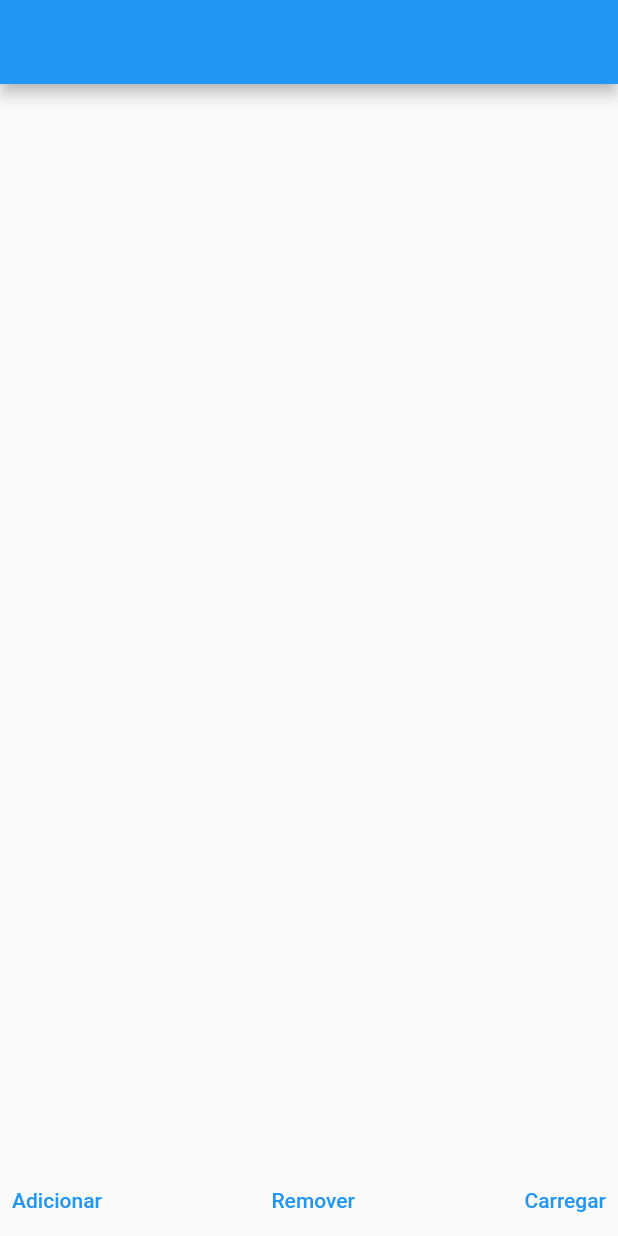
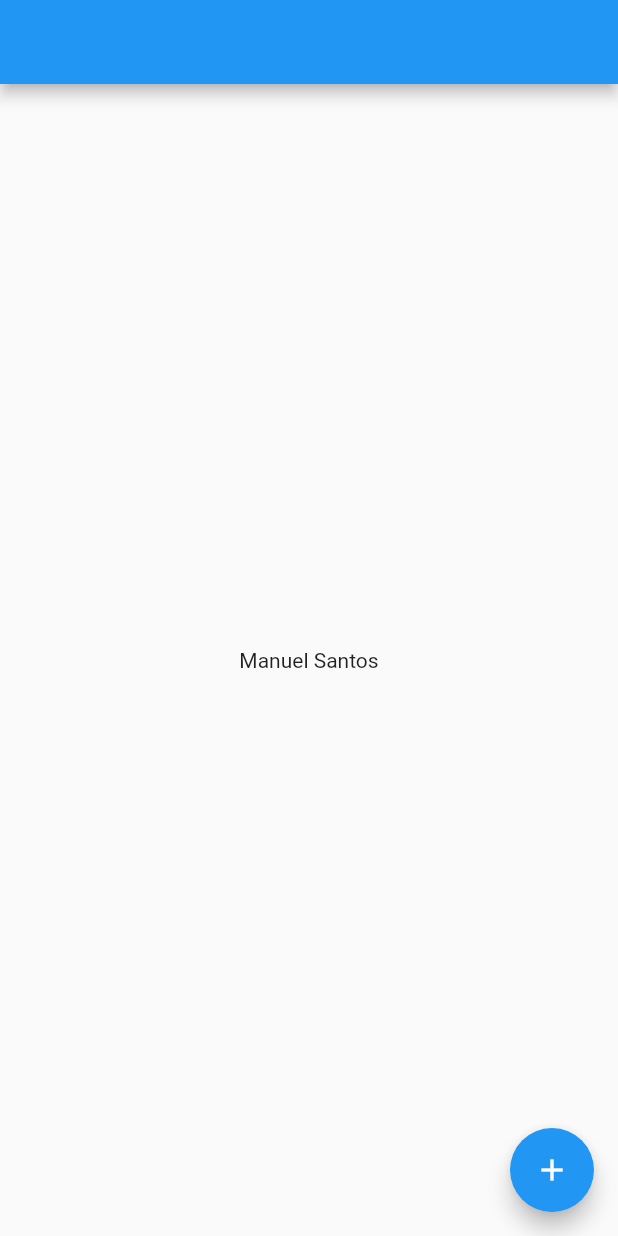
Before and after one commit to manuelzzz/imc_mobx, a Flutter app: the screen it shows after launch, on a phone screen of 412 x 824 dp. Run offline on Flutter 3.47's test engine with Material 2 defaults, Android fonts, the light colour scheme and no system bars; our stand-ins replace currency_text_input_formatter, flutter_mobx, mobx, syncfusion_flutter_gauges; generated files the repository leaves out were written again.

Commit message:
Observable Future usage

```diff
--- a/lib/main.dart
+++ b/lib/main.dart
@@ -1,5 +1,6 @@
 import 'package:flutter/material.dart';
-import 'package:imc_mobx/pages/observables/observable_model/observable_model_page.dart';
+import 'package:imc_mobx/pages/observables/future/future_page.dart';
+// import 'package:imc_mobx/pages/observables/observable_model/observable_model_page.dart';
 // import 'package:imc_mobx/contador/contador_page.dart';
 // import 'package:imc_mobx/contador_codegen/contador_codegen_page.dart';
 // import 'package:imc_mobx/pages/imc/imc_page.dart';
@@ -19,7 +20,7 @@ class MyApp extends StatelessWidget {
       theme: ThemeData(
         primarySwatch: Colors.blue,
       ),
-      home: const ObservableModelPage(),
+      home: const FuturePage(),
     );
   }
 }
--- /dev/null
+++ b/lib/pages/observables/future/future_controller.dart
@@ -0,0 +1,17 @@
+import 'package:mobx/mobx.dart';
+part 'future_controller.g.dart';
+
+class FutureController = FutureControllerBase with _$FutureController;
+
+abstract class FutureControllerBase with Store {
+  @observable
+  var nomeFuture = Future.value('').asObservable();
+
+  Future<void> buscarNome() async {
+    nomeFuture = Future.delayed(
+      const Duration(seconds: 2),
+      () => 'Manuel Santos',
+    ).asObservable();
+    // return 'Manuel Santos';
+  }
+}
--- /dev/null
+++ b/lib/pages/observables/future/future_page.dart
@@ -0,0 +1,61 @@
+import 'package:flutter/material.dart';
+import 'package:flutter_mobx/flutter_mobx.dart';
+import 'package:imc_mobx/pages/observables/future/future_controller.dart';
+
+class FuturePage extends StatefulWidget {
+  const FuturePage({Key? key}) : super(key: key);
+
+  @override
+  State<FuturePage> createState() => _FuturePageState();
+}
+
+class _FuturePageState extends State<FuturePage> {
+  final _controller = FutureController();
+
+  @override
+  void initState() {
+    super.initState();
+    _controller.buscarNome();
+  }
+
+  @override
+  Widget build(BuildContext context) {
+    return Scaffold(
+      appBar: AppBar(
+        title: const Text(''),
+      ),
+      floatingActionButton: FloatingActionButton(
+        onPressed: () => _controller.buscarNome(),
+        child: const Icon(Icons.add),
+      ),
+      body: Observer(
+        builder: (_) {
+          return FutureBuilder<String>(
+            future: _controller.nomeFuture,
+            builder: (context, snapshot) {
+              switch (snapshot.connectionState) {
+                case ConnectionState.none:
+                  return const SizedBox.shrink();
+                case ConnectionState.waiting:
+                case ConnectionState.active:
+                  return const Center(
+                    child: CircularProgressIndicator(),
+                  );
+                case ConnectionState.done:
+                  if (snapshot.hasData) {
+                    return Center(
+                      child: Text(snapshot.data!),
+                    );
+                  }
+
+                  return const Center(
+                    child: Text('Nome não encontrado'),
+                  );
+              }
+            },
+          );
+        },
+      ),
+    );
+  }
+}
```
Also changed, not shown: lib/pages/observables/future/future_controller.g.dart (added).
